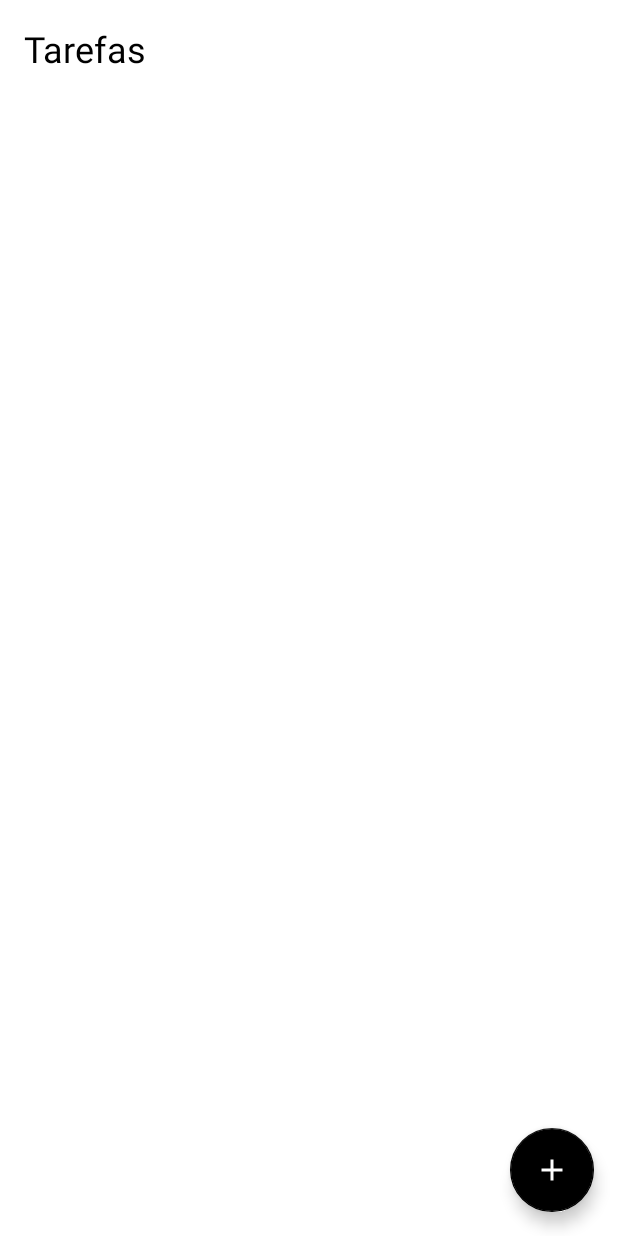
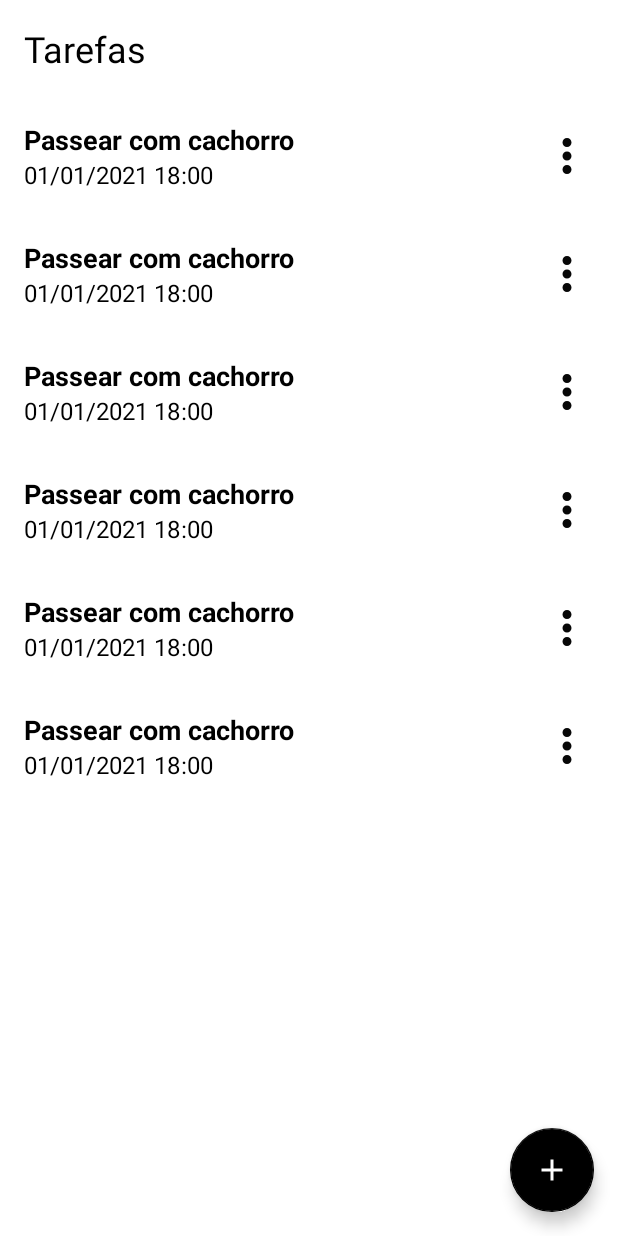
Before and after one commit to Valeria-V/app-task, an Android app: the layout activity_main.xml on its own in the app's theme, with its tools: preview values and no code run, on a phone screen of 412 x 824 dp. Run offline under Robolectric (Android 15) with nearby library versions, the phone set to English and light mode, and no system bars.

Commit message:
Recycler View

```diff
--- a/app/src/main/AndroidManifest.xml
+++ b/app/src/main/AndroidManifest.xml
@@ -9,13 +9,15 @@
         android:roundIcon="@mipmap/ic_launcher_round"
         android:supportsRtl="true"
         android:theme="@style/Theme.ToDoList">
-        <activity android:name=".MainActivity">
+
+        <activity android:name=".ui.MainActivity">
             <intent-filter>
                 <action android:name="android.intent.action.MAIN" />
 
                 <category android:name="android.intent.category.LAUNCHER" />
             </intent-filter>
         </activity>
+
         <activity android:name=".ui.AddTaskActivity" />
     </application>
 
--- a/app/src/main/java/com/example/todolist/ui/AddTaskActivity.kt
+++ b/app/src/main/java/com/example/todolist/ui/AddTaskActivity.kt
@@ -66,6 +66,7 @@ class AddTaskActivity : AppCompatActivity() {
                 hour = binding.tilHour.text
             )
             TaskDataSource.insertTask(task)
+            finish()
         }
     }
 
--- /dev/null
+++ b/app/src/main/res/drawable/ic_more.xml
@@ -0,0 +1,5 @@
+<vector android:height="24dp" android:tint="#070707"
+    android:viewportHeight="24" android:viewportWidth="24"
+    android:width="24dp" xmlns:android="http://schemas.android.com/apk/res/android">
+    <path android:fillColor="@android:color/white" android:pathData="M12,8c1.1,0 2,-0.9 2,-2s-0.9,-2 -2,-2 -2,0.9 -2,2 0.9,2 2,2zM12,10c-1.1,0 -2,0.9 -2,2s0.9,2 2,2 2,-0.9 2,-2 -0.9,-2 -2,-2zM12,16c-1.1,0 -2,0.9 -2,2s0.9,2 2,2 2,-0.9 2,-2 -0.9,-2 -2,-2z"/>
+</vector>
--- a/app/src/main/res/layout/activity_main.xml
+++ b/app/src/main/res/layout/activity_main.xml
@@ -4,28 +4,41 @@
     xmlns:tools="http://schemas.android.com/tools"
     android:layout_width="match_parent"
     android:layout_height="match_parent"
-    tools:context=".MainActivity">
+    tools:context=".ui.MainActivity">
 
     <!-- Titulo. -->
     <TextView
-        app:layout_constraintTop_toTopOf="parent"
         android:id="@+id/tv_tittle"
         android:layout_width="wrap_content"
         android:layout_height="wrap_content"
-        android:text="Tarefas"
+        android:text="@string/label_tasks"
         android:textColor="@color/black"
         android:textSize="24sp"
         android:layout_margin="16dp"
         app:layout_constraintStart_toStartOf="parent"
-        app:layout_constraintStart_toTootOf="parent"/>
+        app:layout_constraintTop_toTopOf="parent"/>
+
+    <!-- List itens -->
+    <androidx.recyclerview.widget.RecyclerView
+        android:id="@+id/rv_tasks"
+        android:layout_width="match_parent"
+        android:layout_height="0dp"
+        android:layout_marginTop="16dp"
+        app:layoutManager="androidx.recyclerview.widget.LinearLayoutManager"
+        tools:itemCount="8"
+        tools:listitem="@layout/item_task"
+        app:layout_constraintBottom_toTopOf="@id/fab"
+        app:layout_constraintTop_toBottomOf="@id/tv_tittle" />
 
     <!-- Button. -->
     <com.google.android.material.floatingactionbutton.FloatingActionButton
+        android:id="@+id/fab"
         app:layout_constraintEnd_toEndOf="parent"
         app:layout_constraintBottom_toBottomOf="parent"
         android:layout_margin="16dp"
         app:srcCompat="@drawable/ic_add"
         android:layout_width="wrap_content"
-        android:layout_height="wrap_content" />
+        android:layout_height="wrap_content"
+        android:contentDescription="@string/label_des_new_task" />
 
 </androidx.constraintlayout.widget.ConstraintLayout>
--- /dev/null
+++ b/app/src/main/res/layout/item_task.xml
@@ -0,0 +1,38 @@
+<?xml version="1.0" encoding="utf-8"?>
+<androidx.constraintlayout.widget.ConstraintLayout xmlns:android="http://schemas.android.com/apk/res/android"
+    android:layout_width="match_parent"
+    android:layout_height="wrap_content"
+    xmlns:tools="http://schemas.android.com/tools"
+    android:layout_margin="16dp"
+    xmlns:app="http://schemas.android.com/apk/res-auto">
+
+    <TextView
+        android:id="@+id/tv_tittle"
+        app:layout_constraintStart_toStartOf="parent"
+        app:layout_constraintTop_toTopOf="parent"
+        android:layout_width="wrap_content"
+        android:layout_height="wrap_content"
+        tools:text="Passear com cachorro"
+        android:textSize="18sp"
+        android:textStyle="bold"
+        android:textColor="@color/black"/>
+
+    <TextView
+        android:id="@+id/tv_date"
+        app:layout_constraintStart_toStartOf="@id/tv_tittle"
+        app:layout_constraintTop_toBottomOf="@id/tv_tittle"
+        android:layout_width="wrap_content"
+        android:layout_height="wrap_content"
+        tools:text="01/01/2021 18:00"
+        android:textColor="@color/black"
+        android:textSize="16sp" />
+
+    <androidx.appcompat.widget.AppCompatImageView
+        android:layout_width="36dp"
+        android:layout_height="36dp"
+        app:srcCompat="@drawable/ic_more"
+        app:layout_constraintBottom_toBottomOf="parent"
+        app:layout_constraintEnd_toEndOf="parent"
+        app:layout_constraintTop_toTopOf="parent" />
+
+</androidx.constraintlayout.widget.ConstraintLayout>
--- a/app/src/main/res/values/strings.xml
+++ b/app/src/main/res/values/strings.xml
@@ -6,4 +6,6 @@
     <string name="label_date">Data</string>
     <string name="label_hour">Hora</string>
     <string name="label_cancel">Cancelar</string>
+    <string name="label_tasks">Tarefas</string>
+    <string name="label_des_new_task">Nova tarefa</string>
 </resources>
--- a/build.gradle
+++ b/build.gradle
@@ -18,7 +18,6 @@ allprojects {
     repositories {
         google()
         mavenCentral()
-        jcenter() // Warning: this repository is going to shut down soon
     }
 }
 
```
Also changed, not shown: app/src/main/java/com/example/todolist/MainActivity.kt (deleted, +0 -11 lines), app/src/main/java/com/example/todolist/ui/MainActivity.kt (added, +28 -0 lines), app/src/main/java/com/example/todolist/ui/TaskListAdapter.kt (added, +39 -0 lines), app/src/main/res/layout/activity_add_task.xml (+13 -14 lines).
